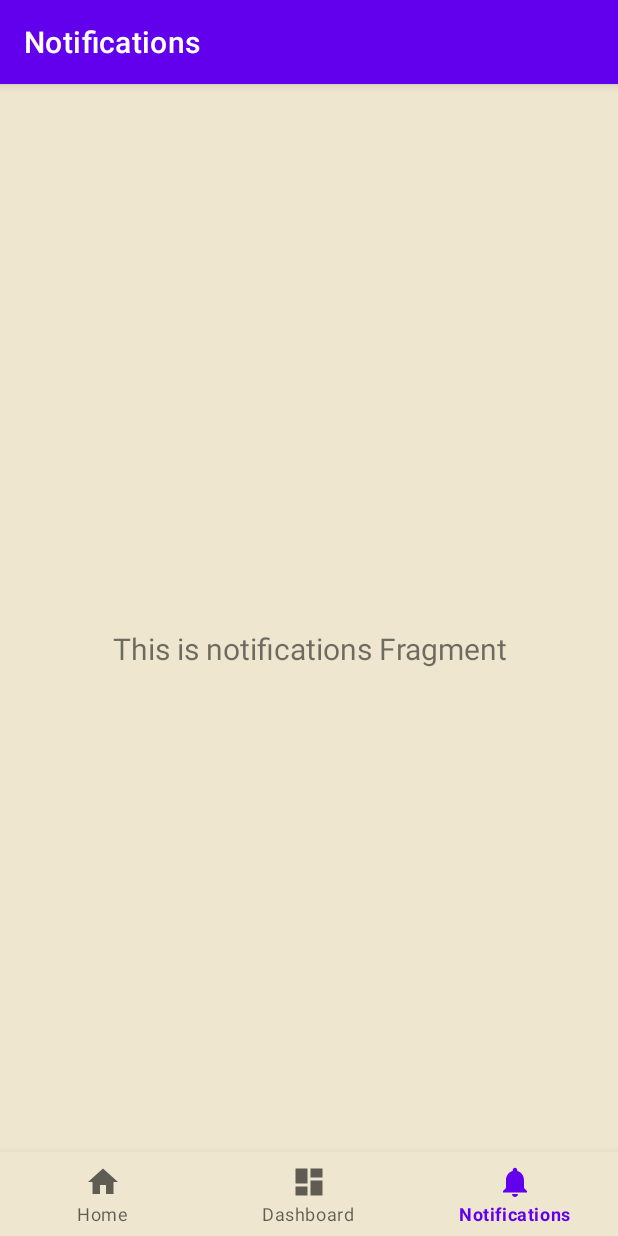
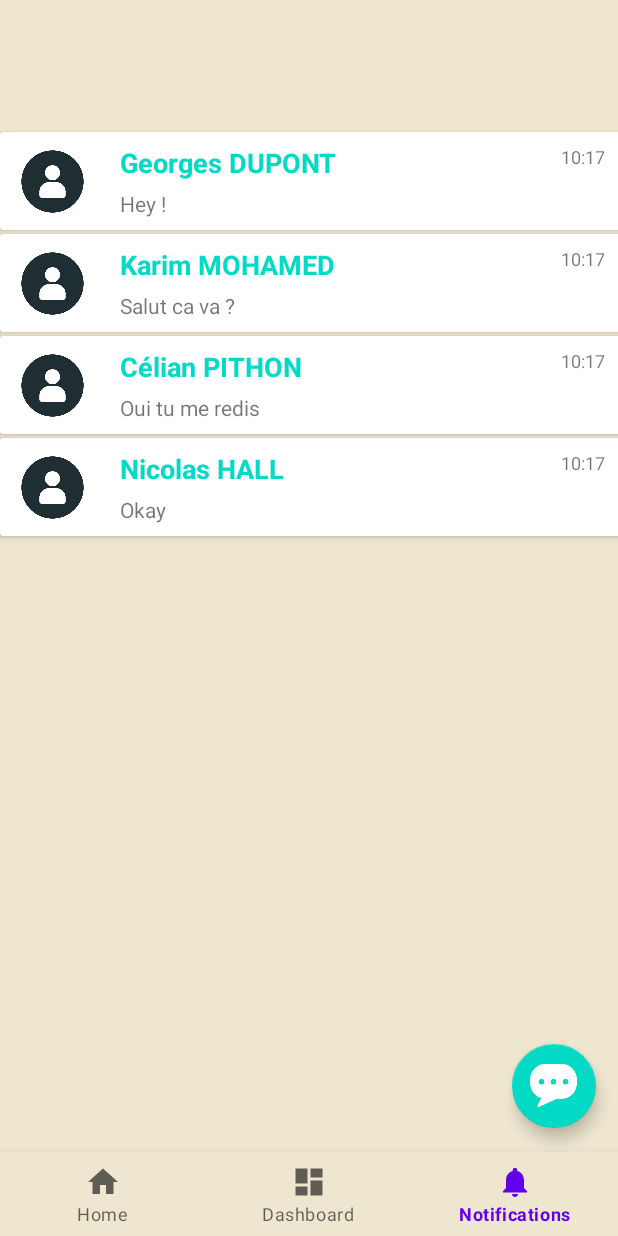
Before and after one commit to celianpth/TimeTravel, an Android app: the NotificationsFragment screen opened through its navigation route, on a phone screen of 412 x 824 dp. Run offline under Robolectric (Android 15) with nearby library versions, the phone set to English and light mode, and no system bars; our stand-ins replace navigation-ui; libraries missing offline, so code that uses them is left out: org.osmdroid.config, org.osmdroid.tileprovider, org.osmdroid.util, org.osmdroid.views; 8 statements that could not run were skipped.

Commit message:
Page friends

```diff
--- /dev/null
+++ b/app/src/main/java/com/example/timetravel/ui/adapters/FriendsRecyclerAdapter.kt
@@ -0,0 +1,47 @@
+package com.example.timetravel.ui.adapters
+
+import android.view.LayoutInflater
+import android.view.View
+import android.view.ViewGroup
+import android.widget.TextView
+import androidx.recyclerview.widget.RecyclerView
+import com.example.timetravel.R
+import com.example.timetravel.ui.models.Friend
+import com.google.android.material.imageview.ShapeableImageView
+import org.w3c.dom.Text
+import java.text.SimpleDateFormat
+import java.util.Locale
+
+class FriendsRecyclerAdapter: RecyclerView.Adapter<FriendsRecyclerAdapter.ViewHolder>() {
+
+    var items: MutableList<Friend> = mutableListOf()
+        set(value) {
+            field = value
+            notifyDataSetChanged()
+        }
+    override fun onCreateViewHolder(parent: ViewGroup, viewType: Int): ViewHolder {
+        val itemView = LayoutInflater.from(parent.context).inflate(R.layout.item_friend, parent, false)
+        return ViewHolder(itemView)
+    }
+
+    override fun getItemCount() = items.size
+
+    override fun onBindViewHolder(holder: ViewHolder, position: Int) {
+        val friend = items[position]
+        holder.bind(friend)
+
+    }
+
+    class ViewHolder (itemView: View) : RecyclerView.ViewHolder (itemView) {
+        val ivFriend: ShapeableImageView = itemView.findViewById(R.id.ivFriend)
+        val tvName: TextView = itemView.findViewById(R.id.tvName)
+        val tvLastMessage: TextView = itemView.findViewById(R.id.tvLastMessage)
+        val tvHour: TextView = itemView.findViewById(R.id.tvHour)
+        fun bind(friend: Friend) {
+            tvName.text = friend.name
+            tvLastMessage.text = friend.lastMessage
+            val sdf = SimpleDateFormat("HH:mm", Locale.getDefault())
+            tvHour.text = sdf.format(friend.timestamp)
+        }
+    }
+}
--- a/app/src/main/java/com/example/timetravel/ui/home/HomeFragment.kt
+++ b/app/src/main/java/com/example/timetravel/ui/home/HomeFragment.kt
@@ -1,5 +1,6 @@
 package com.example.timetravel.ui.home
 
+import android.annotation.SuppressLint
 import android.os.Bundle
 import android.view.LayoutInflater
 import android.view.View
@@ -24,6 +25,7 @@ class HomeFragment : Fragment() {
     // onDestroyView.
     private val binding get() = _binding!!
     private lateinit var map: MapView
+      @SuppressLint("SuspiciousIndentation")
       override fun onCreateView(
             inflater: LayoutInflater,
             container: ViewGroup?,
--- /dev/null
+++ b/app/src/main/java/com/example/timetravel/ui/models/Friend.kt
@@ -0,0 +1,8 @@
+package com.example.timetravel.ui.models
+
+data class Friend(
+    val name: String,
+    val lastMessage: String,
+    val image: String,
+    val timestamp: Long,
+)
--- a/app/src/main/java/com/example/timetravel/ui/notifications/NotificationsFragment.kt
+++ b/app/src/main/java/com/example/timetravel/ui/notifications/NotificationsFragment.kt
@@ -4,10 +4,18 @@ import android.os.Bundle
 import android.view.LayoutInflater
 import android.view.View
 import android.view.ViewGroup
+import android.widget.LinearLayout
 import android.widget.TextView
+import androidx.appcompat.app.AppCompatActivity
 import androidx.fragment.app.Fragment
 import androidx.lifecycle.ViewModelProvider
+import androidx.recyclerview.widget.LinearLayoutManager
+import androidx.recyclerview.widget.RecyclerView
+import com.example.timetravel.R
 import com.example.timetravel.databinding.FragmentNotificationsBinding
+import com.example.timetravel.ui.adapters.FriendsRecyclerAdapter
+import com.example.timetravel.ui.models.Friend
+import com.google.android.material.floatingactionbutton.FloatingActionButton
 
 class NotificationsFragment : Fragment() {
 
@@ -17,21 +25,44 @@ class NotificationsFragment : Fragment() {
     // onDestroyView.
     private val binding get() = _binding!!
 
+    lateinit var rvFriends: RecyclerView
+    lateinit var fabChat: FloatingActionButton
+
+    lateinit var friendsRecyclerAdapter: FriendsRecyclerAdapter
+
     override fun onCreateView(
             inflater: LayoutInflater,
             container: ViewGroup?,
             savedInstanceState: Bundle?
     ): View {
-        val notificationsViewModel =
-                ViewModelProvider(this).get(NotificationsViewModel::class.java)
+        //val notificationsViewModel =
+                //ViewModelProvider(this).get(NotificationsViewModel::class.java)
 
         _binding = FragmentNotificationsBinding.inflate(inflater, container, false)
         val root: View = binding.root
 
-        val textView: TextView = binding.textNotifications
-        notificationsViewModel.text.observe(viewLifecycleOwner) {
-            textView.text = it
+        (activity as AppCompatActivity).supportActionBar?.hide()
+
+        rvFriends = root.findViewById(R.id.rvFriends)
+        fabChat = root.findViewById(R.id.fabChat)
+
+        fabChat.setOnClickListener {
+
         }
+
+        val friends = mutableListOf<Friend>(
+            Friend("Georges DUPONT", "Hey !", "", 123456789),
+            Friend("Karim MOHAMED", "Salut ca va ?", "", 123456789),
+            Friend("Célian PITHON", "Oui tu me redis", "", 123456789),
+            Friend("Nicolas HALL", "Okay", "", 123456789)
+        )
+        friendsRecyclerAdapter = FriendsRecyclerAdapter()
+        friendsRecyclerAdapter.items = friends
+        rvFriends.apply {
+            layoutManager = LinearLayoutManager(root.context)
+            adapter = friendsRecyclerAdapter
+        }
+
         return root
     }
 
--- a/app/src/main/res/layout/activity_main.xml
+++ b/app/src/main/res/layout/activity_main.xml
@@ -5,7 +5,6 @@
     android:id="@+id/container"
     android:layout_width="match_parent"
     android:layout_height="match_parent"
-    android:paddingTop="?attr/actionBarSize"
     android:background="#eee6cf">
 
     <com.google.android.material.bottomnavigation.BottomNavigationView
--- a/app/src/main/res/layout/fragment_notifications.xml
+++ b/app/src/main/res/layout/fragment_notifications.xml
@@ -1,23 +1,31 @@
 <?xml version="1.0" encoding="utf-8"?>
-<androidx.constraintlayout.widget.ConstraintLayout xmlns:android="http://schemas.android.com/apk/res/android"
+
+<RelativeLayout xmlns:android="http://schemas.android.com/apk/res/android"
     xmlns:app="http://schemas.android.com/apk/res-auto"
     xmlns:tools="http://schemas.android.com/tools"
     android:layout_width="match_parent"
     android:layout_height="match_parent"
     android:background="#eee6cf"
+
     tools:context=".ui.notifications.NotificationsFragment">
 
-    <TextView
-        android:id="@+id/text_notifications"
+    <androidx.recyclerview.widget.RecyclerView
+        android:id="@+id/rvFriends"
         android:layout_width="match_parent"
+        android:layout_height="match_parent"
+        tools:itemCount="6"
+        tools:listitem="@layout/item_friend"/>
+
+    <com.google.android.material.floatingactionbutton.FloatingActionButton
+        android:id="@+id/fabChat"
+        android:layout_width="wrap_content"
         android:layout_height="wrap_content"
-        android:layout_marginStart="8dp"
-        android:layout_marginTop="8dp"
-        android:layout_marginEnd="8dp"
-        android:textAlignment="center"
-        android:textSize="20sp"
-        app:layout_constraintBottom_toBottomOf="parent"
-        app:layout_constraintEnd_toEndOf="parent"
-        app:layout_constraintStart_toStartOf="parent"
-        app:layout_constraintTop_toTopOf="parent" />
-</androidx.constraintlayout.widget.ConstraintLayout>
+        android:layout_alignParentBottom="true"
+        android:layout_alignParentEnd="true"
+        app:tint="@color/white"
+        android:src="@drawable/message"
+        android:layout_marginBottom="16dp"
+        android:layout_marginEnd="16dp"
+        app:maxImageSize="35dp"
+        app:fabSize="normal"/>
+</RelativeLayout>
--- /dev/null
+++ b/app/src/main/res/layout/item_friend.xml
@@ -0,0 +1,66 @@
+<?xml version="1.0" encoding="utf-8"?>
+<androidx.cardview.widget.CardView xmlns:android="http://schemas.android.com/apk/res/android"
+    android:layout_width="match_parent"
+    android:layout_height="65dp"
+    xmlns:app="http://schemas.android.com/apk/res-auto"
+    xmlns:tools="http://schemas.android.com/tools"
+    app:cardBackgroundColor="@color/white"
+    android:layout_marginVertical="1dp">
+
+    <RelativeLayout
+        android:layout_width="match_parent"
+        android:layout_height="65dp"
+        android:paddingHorizontal="10dp"
+        android:paddingVertical="8dp">
+
+        <com.google.android.material.imageview.ShapeableImageView
+            android:id="@+id/ivFriend"
+            android:layout_width="50dp"
+            android:layout_height="50dp"
+            android:src="@drawable/avatar"
+            android:scaleType="centerCrop"
+            android:layout_centerVertical="true">
+        </com.google.android.material.imageview.ShapeableImageView>
+
+        <TextView
+            android:id="@+id/tvName"
+            android:layout_width="wrap_content"
+            android:layout_height="wrap_content"
+            android:textStyle="bold"
+            android:textSize="18sp"
+            android:lines="1"
+            android:textColor="@color/teal_200"
+            android:layout_marginStart="20dp"
+            android:layout_marginEnd="20dp"
+            android:layout_alignParentTop="true"
+            tools:text="Célian PITHON"
+            android:layout_toEndOf="@id/ivFriend"
+            />
+
+        <TextView
+            android:id="@+id/tvLastMessage"
+            android:layout_width="wrap_content"
+            android:layout_height="wrap_content"
+            android:layout_alignParentBottom="true"
+            android:textSize="14sp"
+            android:lines="1"
+            android:layout_marginStart="20dp"
+            android:layout_marginEnd="20dp"
+            tools:text="Salut"
+            android:layout_toEndOf="@id/ivFriend"
+            />
+
+        <TextView
+            android:id="@+id/tvHour"
+            android:layout_width="wrap_content"
+            android:layout_height="wrap_content"
+            android:layout_alignParentTop="true"
+            android:layout_alignParentEnd="true"
+            android:textSize="12sp"
+            android:lines="1"
+            android:layout_marginStart="20dp"
+            tools:text="11:45"
+            />
+    </RelativeLayout>
+
+</androidx.cardview.widget.CardView>
```
Also changed, not shown: app/src/main/res/drawable/avatar.png (added), app/src/main/res/drawable/message.png (added).
